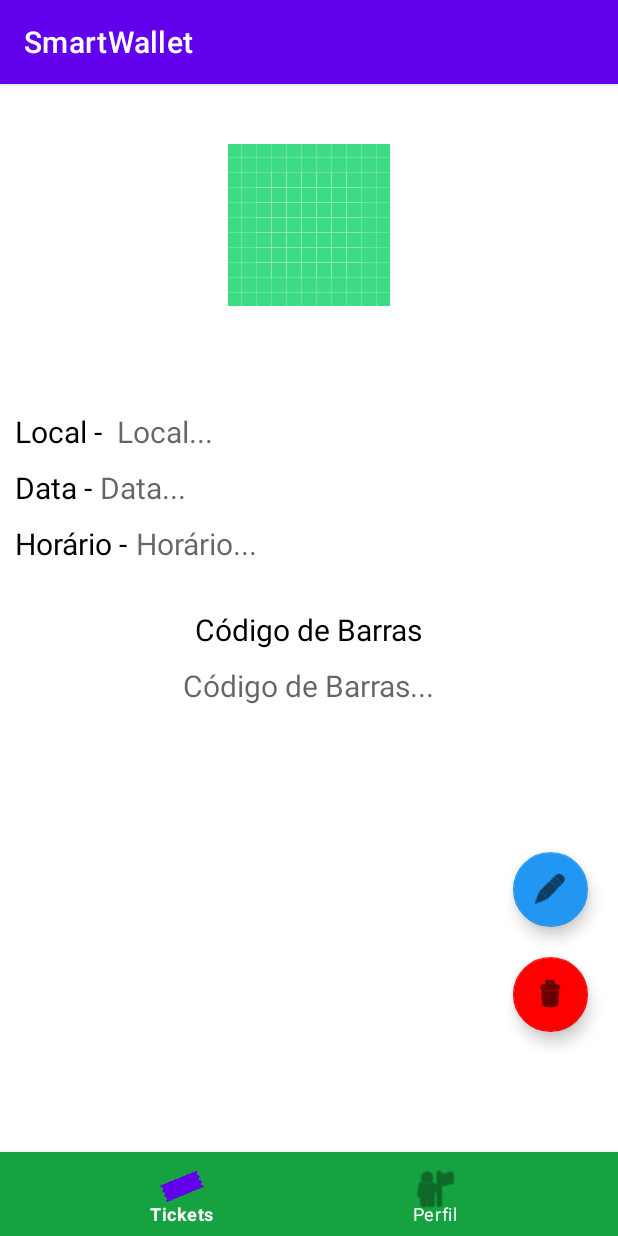
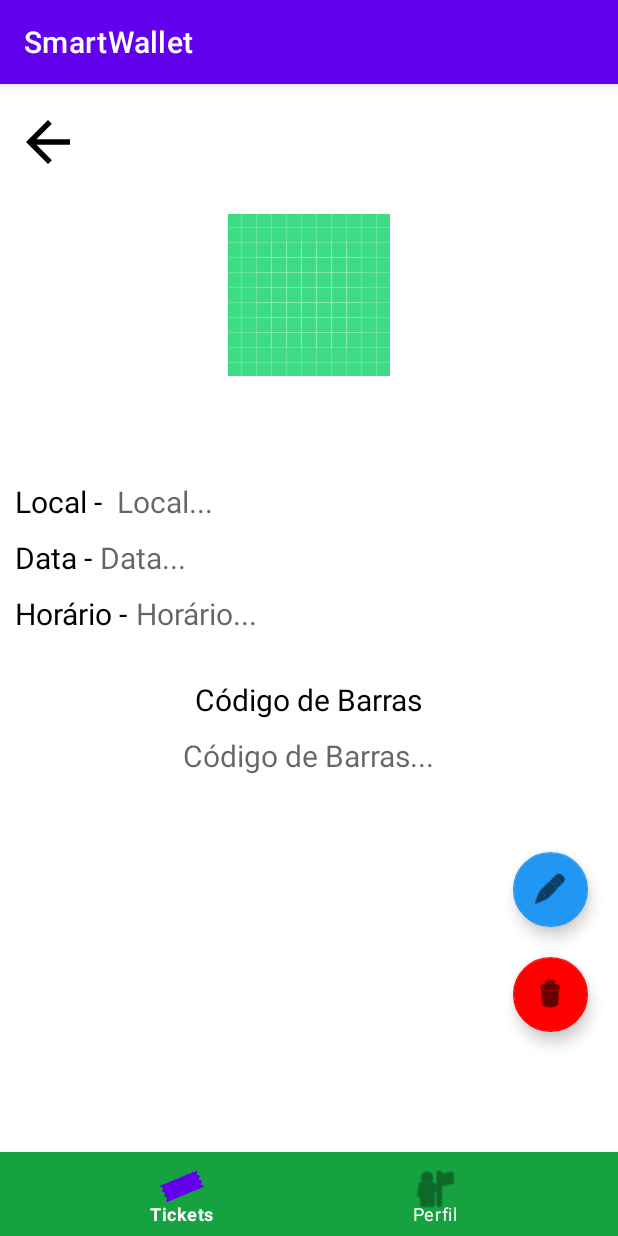
Before and after one commit to brverdan/SmartWallet, an Android app: the DetailsTicketFragment screen opened through its navigation route, on a phone screen of 412 x 824 dp. Run offline under Robolectric (Android 15) with nearby library versions, the phone set to English and light mode, and no system bars; our stand-ins replace navigation-ui.

Commit message:
Adição ícone de retorno em Details de ticket.

```diff
--- a/app/src/main/res/layout/details_ticket_fragment.xml
+++ b/app/src/main/res/layout/details_ticket_fragment.xml
@@ -11,11 +11,11 @@
         android:id="@+id/imageView"
         android:layout_width="wrap_content"
         android:layout_height="wrap_content"
-        android:layout_marginTop="40dp"
+        android:layout_marginTop="25dp"
         android:src="@drawable/ic_launcher_background"
         app:layout_constraintEnd_toEndOf="parent"
         app:layout_constraintStart_toStartOf="parent"
-        app:layout_constraintTop_toTopOf="parent" />
+        app:layout_constraintTop_toBottomOf="@+id/imageViewBackDetailsTicket" />
 
     <TextView
         android:id="@+id/textLabelLocalDetail"
@@ -138,4 +138,16 @@
         app:fabCustomSize="50sp"
         app:layout_constraintBottom_toBottomOf="parent"
         app:layout_constraintEnd_toEndOf="parent" />
+
+    <ImageView
+        android:id="@+id/imageViewBackDetailsTicket"
+        android:layout_width="44dp"
+        android:layout_height="45dp"
+        android:layout_marginStart="10dp"
+        android:layout_marginTop="16dp"
+        android:src="@drawable/abc_vector_test"
+        app:layout_constraintStart_toStartOf="parent"
+        app:layout_constraintTop_toTopOf="parent"
+        app:tint="@color/black" />
+
 </androidx.constraintlayout.widget.ConstraintLayout>
```
